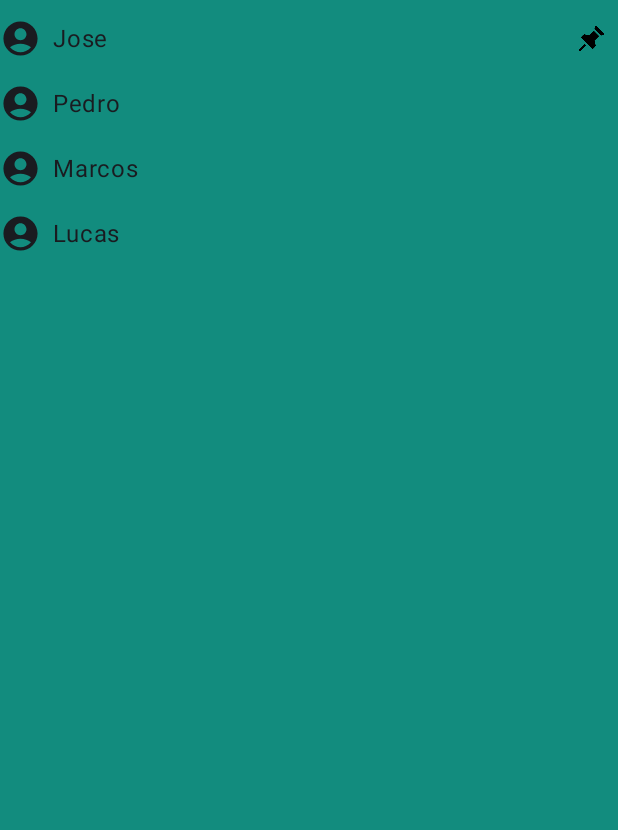
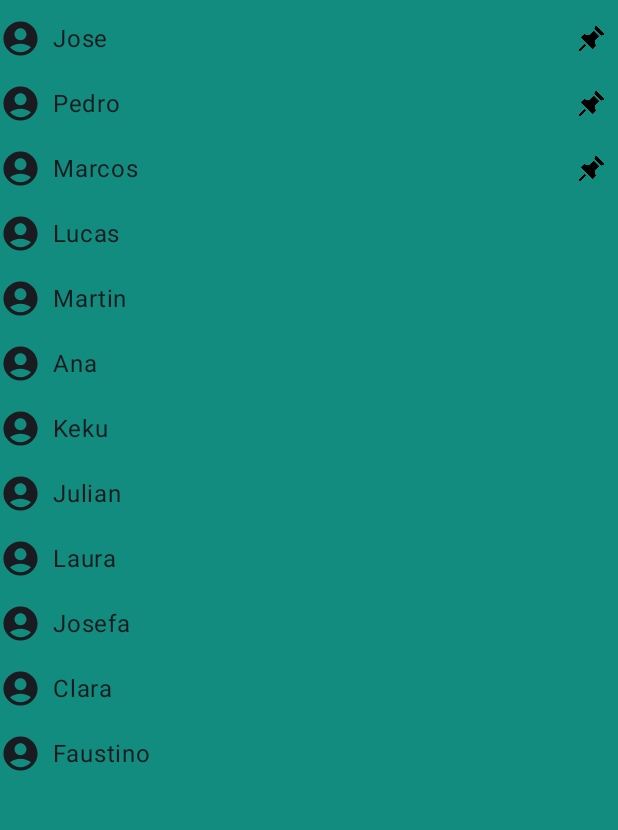
Before and after one commit to sbcesar/WhatsApp2, an Android app built with Jetpack Compose: the screen it shows after launch (MainActivity), on a phone screen of 412 x 824 dp, the part 65-895 px from its top. Run offline under Robolectric (Android 15) with nearby library versions, the phone set to English and light mode, and no system bars.

Commit message:
updated (added more contacts)

```diff
--- a/app/src/main/java/com/example/myapplication/MainActivity.kt
+++ b/app/src/main/java/com/example/myapplication/MainActivity.kt
@@ -130,6 +130,14 @@ fun WhatsAppApi(modifier: Modifier = Modifier) {
                     .padding(end = 8.dp)
             )
             Text(text = stringResource(R.string.contacto2))
+            Spacer(modifier = Modifier.weight(1f))
+            Image(
+                painter = painterResource(R.drawable.chincheta),
+                contentDescription = "FijadoIcon",
+                modifier = Modifier
+                    .size(27.dp)
+                    .padding(end = 8.dp)
+            )
         }
         Row(
             verticalAlignment = Alignment.CenterVertically,
@@ -145,6 +153,14 @@ fun WhatsAppApi(modifier: Modifier = Modifier) {
                     .padding(end = 8.dp)
             )
             Text(text = stringResource(R.string.contacto3))
+            Spacer(modifier = Modifier.weight(1f))
+            Image(
+                painter = painterResource(R.drawable.chincheta),
+                contentDescription = "FijadoIcon",
+                modifier = Modifier
+                    .size(27.dp)
+                    .padding(end = 8.dp)
+            )
         }
         Row(
             verticalAlignment = Alignment.CenterVertically,
@@ -161,6 +177,126 @@ fun WhatsAppApi(modifier: Modifier = Modifier) {
             )
             Text(text = stringResource(R.string.contacto4))
         }
+        Row(
+            verticalAlignment = Alignment.CenterVertically,
+            modifier = Modifier
+                .fillMaxWidth()
+                .padding(bottom = 8.dp)
+        ) {
+            Icon(
+                imageVector = Icons.Default.AccountCircle,
+                contentDescription = "ContactoLogo",
+                modifier = Modifier
+                    .size(35.dp)
+                    .padding(end = 8.dp)
+            )
+            Text(text = stringResource(R.string.contacto5))
+        }
+        Row(
+            verticalAlignment = Alignment.CenterVertically,
+            modifier = Modifier
+                .fillMaxWidth()
+                .padding(bottom = 8.dp)
+        ) {
+            Icon(
+                imageVector = Icons.Default.AccountCircle,
+                contentDescription = "ContactoLogo",
+                modifier = Modifier
+                    .size(35.dp)
+                    .padding(end = 8.dp)
+            )
+            Text(text = stringResource(R.string.contacto6))
+        }
+        Row(
+            verticalAlignment = Alignment.CenterVertically,
+            modifier = Modifier
+                .fillMaxWidth()
+                .padding(bottom = 8.dp)
+        ) {
+            Icon(
+                imageVector = Icons.Default.AccountCircle,
+                contentDescription = "ContactoLogo",
+                modifier = Modifier
+                    .size(35.dp)
+                    .padding(end = 8.dp)
+            )
+            Text(text = stringResource(R.string.contacto7))
+        }
+        Row(
+            verticalAlignment = Alignment.CenterVertically,
+            modifier = Modifier
+                .fillMaxWidth()
+                .padding(bottom = 8.dp)
+        ) {
+            Icon(
+                imageVector = Icons.Default.AccountCircle,
+                contentDescription = "ContactoLogo",
+                modifier = Modifier
+                    .size(35.dp)
+                    .padding(end = 8.dp)
+            )
+            Text(text = stringResource(R.string.contacto8))
+        }
+        Row(
+            verticalAlignment = Alignment.CenterVertically,
+            modifier = Modifier
+                .fillMaxWidth()
+                .padding(bottom = 8.dp)
+        ) {
+            Icon(
+                imageVector = Icons.Default.AccountCircle,
+                contentDescription = "ContactoLogo",
+                modifier = Modifier
+                    .size(35.dp)
+                    .padding(end = 8.dp)
+            )
+            Text(text = stringResource(R.string.contacto9))
+        }
+        Row(
+            verticalAlignment = Alignment.CenterVertically,
+            modifier = Modifier
+                .fillMaxWidth()
+                .padding(bottom = 8.dp)
+        ) {
+            Icon(
+                imageVector = Icons.Default.AccountCircle,
+                contentDescription = "ContactoLogo",
+                modifier = Modifier
+                    .size(35.dp)
+                    .padding(end = 8.dp)
+            )
+            Text(text = stringResource(R.string.contacto10))
+        }
+        Row(
+            verticalAlignment = Alignment.CenterVertically,
+            modifier = Modifier
+                .fillMaxWidth()
+                .padding(bottom = 8.dp)
+        ) {
+            Icon(
+                imageVector = Icons.Default.AccountCircle,
+                contentDescription = "ContactoLogo",
+                modifier = Modifier
+                    .size(35.dp)
+                    .padding(end = 8.dp)
+            )
+            Text(text = stringResource(R.string.contacto11))
+        }
+        Row(
+            verticalAlignment = Alignment.CenterVertically,
+            modifier = Modifier
+                .fillMaxWidth()
+                .padding(bottom = 8.dp)
+        ) {
+            Icon(
+                imageVector = Icons.Default.AccountCircle,
+                contentDescription = "ContactoLogo",
+                modifier = Modifier
+                    .size(35.dp)
+                    .padding(end = 8.dp)
+            )
+            Text(text = stringResource(R.string.contacto12))
+        }
     }
 }
 
--- a/app/src/main/res/values/strings.xml
+++ b/app/src/main/res/values/strings.xml
@@ -4,4 +4,12 @@
     <string name="contacto2">Pedro</string>
     <string name="contacto3">Marcos</string>
     <string name="contacto4">Lucas</string>
+    <string name="contacto5">Martin</string>
+    <string name="contacto6">Ana</string>
+    <string name="contacto7">Keku</string>
+    <string name="contacto8">Julian</string>
+    <string name="contacto9">Laura</string>
+    <string name="contacto10">Josefa</string>
+    <string name="contacto11">Clara</string>
+    <string name="contacto12">Faustino</string>
 </resources>
```
